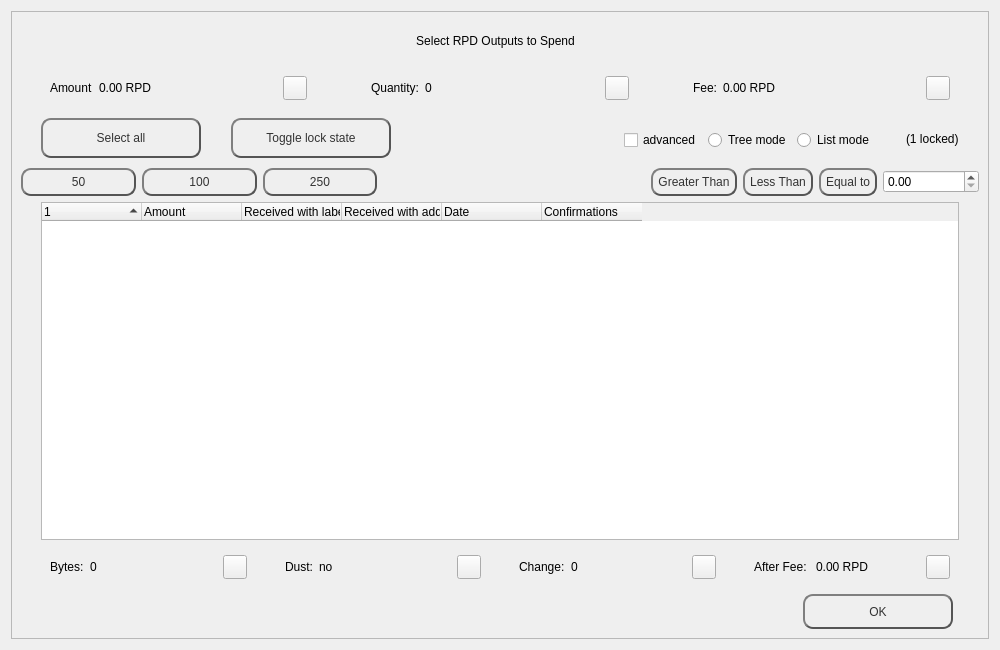
Above: src/qt/forms/coincontroldialog.ui from MotoAcidic/Rapids before the change. Below: the same form after it.
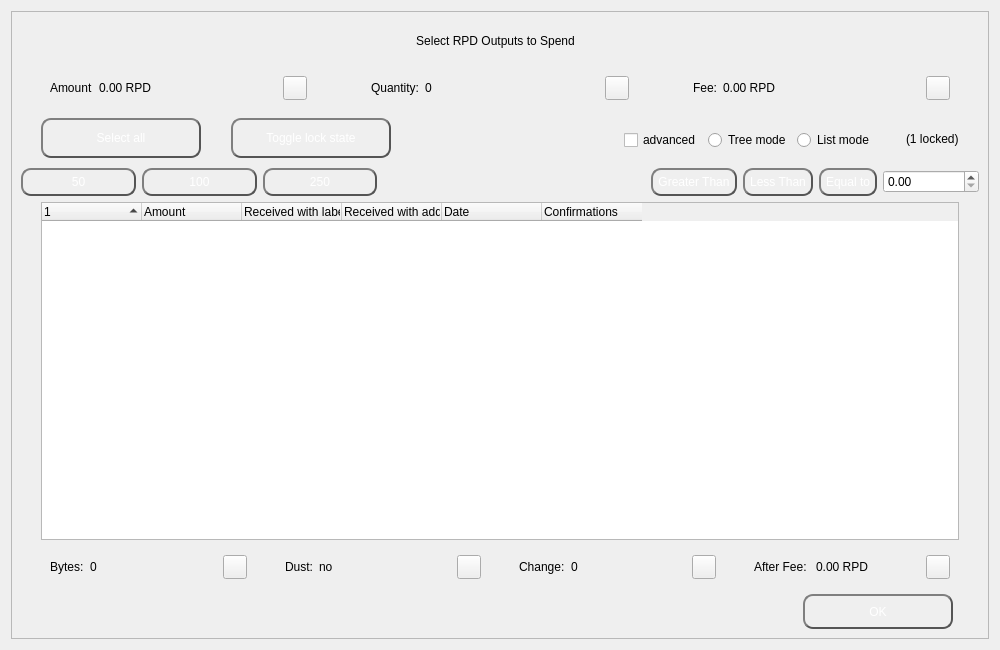
That is the form after the change. Custom widgets are drawn as their Qt base class.

```diff
--- a/src/qt/forms/coincontroldialog.ui
+++ b/src/qt/forms/coincontroldialog.ui
@@ -233,13 +233,13 @@
           </property>
           <property name="styleSheet">
            <string notr="true">QPushButton {
-color: #333;
+color: #fff;
 border: 2px solid #555;
 border-radius: 10px;
 border-style: outset;
 background: qradialgradient(
 cx: 0.3, cy: -0.4, fx: 0.3, fy: -0.4,
-radius: 1.35, stop: 0 #www, stop: 1 #888
+radius: 1.35, stop: 0 #FF5533, stop: 1 #888
 );
 padding: 5px;
 }
@@ -269,13 +269,13 @@
           </property>
           <property name="styleSheet">
            <string notr="true">QPushButton {
-color: #333;
+color: #fff;
 border: 2px solid #555;
 border-radius: 10px;
 border-style: outset;
 background: qradialgradient(
 cx: 0.3, cy: -0.4, fx: 0.3, fy: -0.4,
-radius: 1.35, stop: 0 #www, stop: 1 #888
+radius: 1.35, stop: 0 #FF5533, stop: 1 #888
 );
 padding: 5px;
 }
@@ -302,13 +302,13 @@
           </property>
           <property name="styleSheet">
            <string notr="true">QPushButton {
-color: #333;
+color: #fff;
 border: 2px solid #555;
 border-radius: 10px;
 border-style: outset;
 background: qradialgradient(
 cx: 0.3, cy: -0.4, fx: 0.3, fy: -0.4,
-radius: 1.35, stop: 0 #www, stop: 1 #888
+radius: 1.35, stop: 0 #FF5533, stop: 1 #888
 );
 padding: 5px;
 }
@@ -342,13 +342,13 @@
          <widget class="QPushButton" name="GreaterThan">
           <property name="styleSheet">
            <string notr="true">QPushButton {
-color: #333;
+color: #fff;
 border: 2px solid #555;
 border-radius: 10px;
 border-style: outset;
 background: qradialgradient(
 cx: 0.3, cy: -0.4, fx: 0.3, fy: -0.4,
-radius: 1.35, stop: 0 #www, stop: 1 #888
+radius: 1.35, stop: 0 #FF5533, stop: 1 #888
 );
 padding: 5px;
 }
@@ -369,13 +369,13 @@
          <widget class="QPushButton" name="LessThan">
           <property name="styleSheet">
            <string notr="true">QPushButton {
-color: #333;
+color: #fff;
 border: 2px solid #555;
 border-radius: 10px;
 border-style: outset;
 background: qradialgradient(
 cx: 0.3, cy: -0.4, fx: 0.3, fy: -0.4,
-radius: 1.35, stop: 0 #www, stop: 1 #888
+radius: 1.35, stop: 0 #FF5533, stop: 1 #888
 );
 padding: 5px;
 }
@@ -396,13 +396,13 @@
          <widget class="QPushButton" name="EqualTo">
           <property name="styleSheet">
            <string notr="true">QPushButton {
-color: #333;
+color: #fff;
 border: 2px solid #555;
 border-radius: 10px;
 border-style: outset;
 background: qradialgradient(
 cx: 0.3, cy: -0.4, fx: 0.3, fy: -0.4,
-radius: 1.35, stop: 0 #www, stop: 1 #888
+radius: 1.35, stop: 0 #FF5533, stop: 1 #888
 );
 padding: 5px;
 }
@@ -530,13 +530,13 @@
           </property>
           <property name="styleSheet">
            <string notr="true">QPushButton {
-color: #333;
+color: #fff;
 border: 2px solid #555;
 border-radius: 10px;
 border-style: outset;
 background: qradialgradient(
 cx: 0.3, cy: -0.4, fx: 0.3, fy: -0.4,
-radius: 1.35, stop: 0 #www, stop: 1 #888
+radius: 1.35, stop: 0 #FF5533, stop: 1 #888
 );
 padding: 5px;
 }
@@ -888,13 +888,13 @@
              </property>
              <property name="styleSheet">
               <string notr="true">QPushButton {
-color: #333;
+color: #fff;
 border: 2px solid #555;
 border-radius: 10px;
 border-style: outset;
 background: qradialgradient(
 cx: 0.3, cy: -0.4, fx: 0.3, fy: -0.4,
-radius: 1.35, stop: 0 #www, stop: 1 #888
+radius: 1.35, stop: 0 #FF5533, stop: 1 #888
 );
 padding: 5px;
 }
@@ -961,13 +961,13 @@
              </property>
              <property name="styleSheet">
               <string notr="true">QPushButton {
-color: #333;
+color: #fff;
 border: 2px solid #555;
 border-radius: 10px;
 border-style: outset;
 background: qradialgradient(
 cx: 0.3, cy: -0.4, fx: 0.3, fy: -0.4,
-radius: 1.35, stop: 0 #www, stop: 1 #888
+radius: 1.35, stop: 0 #FF5533, stop: 1 #888
 );
 padding: 5px;
 }
```
Left out of the diff: 18 changed lines with no effect on the pictures.
